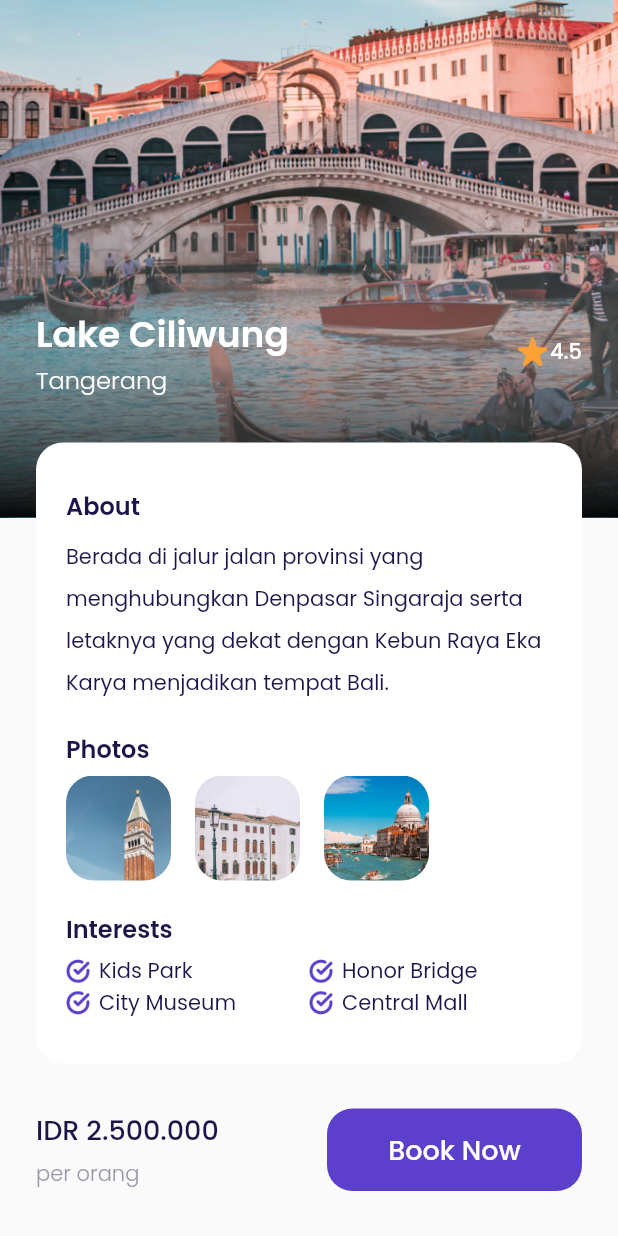
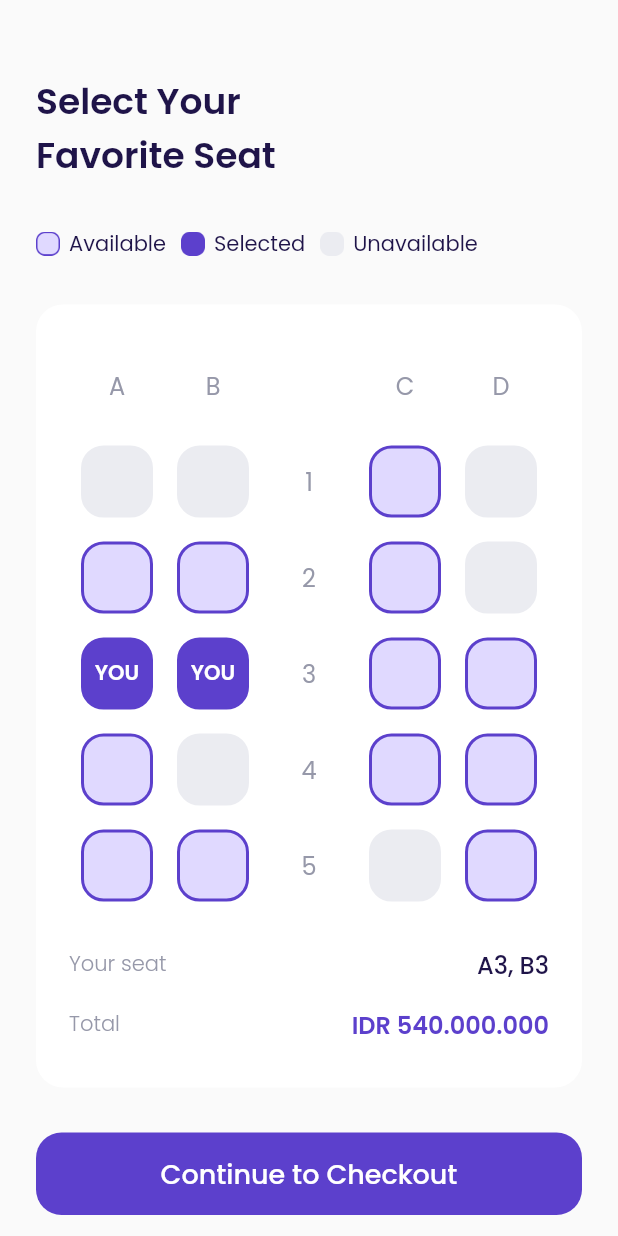
Before and after one commit to dwitio/bwa_airplane, a Flutter app: the DetailPage screen opened directly, scrolled down 105 dp, after a tap on "Book Now", on a phone screen of 412 x 824 dp. Run offline on Flutter 3.47's test engine with Material 2 defaults, Android fonts, the phone set to English and light mode, and no system bars; our stand-ins replace google_fonts.

Commit message:
slicing choose seat page

```diff
--- a/lib/shared/theme.dart
+++ b/lib/shared/theme.dart
@@ -13,6 +13,8 @@ Color kRedColor = Color(0xffEB70A5);
 Color kBackgroundColor = Color(0xffFAFAFA);
 Color kInactiveColor = Color(0xffDBD7EC);
 Color kTransparentColor = Colors.transparent;
+Color kAvailableColor = Color(0xffE0D9FF);
+Color kUnavailableColor = Color(0xffEBECF1);
 
 TextStyle blackTextStyle = GoogleFonts.poppins(
   color: kBlackColor,
--- /dev/null
+++ b/lib/ui/pages/choose_seat_page.dart
@@ -0,0 +1,370 @@
+import 'package:airplane/shared/theme.dart';
+import 'package:airplane/ui/widgets/custom_botton.dart';
+import 'package:airplane/ui/widgets/seat_item.dart';
+import 'package:flutter/material.dart';
+
+class ChooseSeatPage extends StatelessWidget {
+  const ChooseSeatPage({Key? key}) : super(key: key);
+
+  @override
+  Widget build(BuildContext context) {
+    Widget title() {
+      return Container(
+        margin: EdgeInsets.only(top: 50),
+        child: Text(
+          'Select Your\nFavorite Seat',
+          style: blackTextStyle.copyWith(
+            fontSize: 24,
+            fontWeight: semiBold,
+          ),
+        ),
+      );
+    }
+
+    Widget seatStatus() {
+      return Container(
+        margin: EdgeInsets.only(top: 30),
+        child: Row(
+          children: [
+            // NOTE: AVAILABLE
+            Container(
+              width: 16,
+              height: 16,
+              margin: EdgeInsets.only(right: 6),
+              decoration: BoxDecoration(
+                  image: DecorationImage(
+                      image: AssetImage('assets/icon_available.png'))),
+            ),
+            Text(
+              'Available',
+              style: blackTextStyle,
+            ),
+            // NOTE: SELECTED
+            Container(
+              width: 16,
+              height: 16,
+              margin: EdgeInsets.only(left: 10, right: 6),
+              decoration: BoxDecoration(
+                  image: DecorationImage(
+                      image: AssetImage('assets/icon_selected.png'))),
+            ),
+            Text(
+              'Selected',
+              style: blackTextStyle,
+            ),
+            // NOTE: UNAVAILABLE
+            Container(
+              width: 16,
+              height: 16,
+              margin: EdgeInsets.only(left: 10, right: 6),
+              decoration: BoxDecoration(
+                  image: DecorationImage(
+                      image: AssetImage('assets/icon_unavailable.png'))),
+            ),
+            Text(
+              'Unavailable',
+              style: blackTextStyle,
+            ),
+          ],
+        ),
+      );
+    }
+
+    Widget selectSeat() {
+      return Container(
+        width: double.infinity,
+        margin: EdgeInsets.only(top: 30),
+        padding: EdgeInsets.symmetric(
+          horizontal: 22,
+          vertical: 30,
+        ),
+        decoration: BoxDecoration(
+          borderRadius: BorderRadius.circular(18),
+          color: kWhiteColor,
+        ),
+        child: Column(
+          children: [
+            // NOTE: SEAT INDICATORS
+            Row(
+              mainAxisAlignment: MainAxisAlignment.spaceAround,
+              children: [
+                Container(
+                    width: 48,
+                    height: 48,
+                    child: Center(
+                      child: Text(
+                        'A',
+                        style: greyTextStyle.copyWith(fontSize: 16),
+                      ),
+                    )),
+                Container(
+                    width: 48,
+                    height: 48,
+                    child: Center(
+                      child: Text(
+                        'B',
+                        style: greyTextStyle.copyWith(fontSize: 16),
+                      ),
+                    )),
+                Container(
+                    width: 48,
+                    height: 48,
+                    child: Center(
+                      child: Text(
+                        '',
+                        style: greyTextStyle.copyWith(fontSize: 16),
+                      ),
+                    )),
+                Container(
+                    width: 48,
+                    height: 48,
+                    child: Center(
+                      child: Text(
+                        'C',
+                        style: greyTextStyle.copyWith(fontSize: 16),
+                      ),
+                    )),
+                Container(
+                    width: 48,
+                    height: 48,
+                    child: Center(
+                      child: Text(
+                        'D',
+                        style: greyTextStyle.copyWith(fontSize: 16),
+                      ),
+                    )),
+              ],
+            ),
+
+            // NOTE: SEAT 1
+            Container(
+              margin: EdgeInsets.only(top: 16),
+              child: Row(
+                mainAxisAlignment: MainAxisAlignment.spaceAround,
+                children: [
+                  SeatItem(
+                    status: 2,
+                  ),
+                  SeatItem(
+                    status: 2,
+                  ),
+                  Container(
+                    width: 48,
+                    height: 48,
+                    child: Center(
+                      child: Text(
+                        '1',
+                        style: greyTextStyle.copyWith(fontSize: 16),
+                      ),
+                    ),
+                  ),
+                  SeatItem(
+                    status: 0,
+                  ),
+                  SeatItem(
+                    status: 2,
+                  ),
+                ],
+              ),
+            ),
+
+            // NOTE: SEAT 2
+            Container(
+              margin: EdgeInsets.only(top: 16),
+              child: Row(
+                mainAxisAlignment: MainAxisAlignment.spaceAround,
+                children: [
+                  SeatItem(
+                    status: 0,
+                  ),
+                  SeatItem(
+                    status: 0,
+                  ),
+                  Container(
+                    width: 48,
+                    height: 48,
+                    child: Center(
+                      child: Text(
+                        '2',
+                        style: greyTextStyle.copyWith(fontSize: 16),
+                      ),
+                    ),
+                  ),
+                  SeatItem(
+                    status: 0,
+                  ),
+                  SeatItem(
+                    status: 2,
+                  ),
+                ],
+              ),
+            ),
+
+            // NOTE: SEAT 3
+            Container(
+              margin: EdgeInsets.only(top: 16),
+              child: Row(
+                mainAxisAlignment: MainAxisAlignment.spaceAround,
+                children: [
+                  SeatItem(
+                    status: 1,
+                  ),
+                  SeatItem(
+                    status: 1,
+                  ),
+                  Container(
+                    width: 48,
+                    height: 48,
+                    child: Center(
+                      child: Text(
+                        '3',
+                        style: greyTextStyle.copyWith(fontSize: 16),
+                      ),
+                    ),
+                  ),
+                  SeatItem(
+                    status: 0,
+                  ),
+                  SeatItem(
+                    status: 0,
+                  ),
+                ],
+              ),
+            ),
+
+            // NOTE: SEAT 4
+            Container(
+              margin: EdgeInsets.only(top: 16),
+              child: Row(
+                mainAxisAlignment: MainAxisAlignment.spaceAround,
+                children: [
+                  SeatItem(
+                    status: 0,
+                  ),
+                  SeatItem(
+                    status: 2,
+                  ),
+                  Container(
+                    width: 48,
+                    height: 48,
+                    child: Center(
+                      child: Text(
+                        '4',
+                        style: greyTextStyle.copyWith(fontSize: 16),
+                      ),
+                    ),
+                  ),
+                  SeatItem(
+                    status: 0,
+                  ),
+                  SeatItem(
+                    status: 0,
+                  ),
+                ],
+              ),
+            ),
+
+            // NOTE: SEAT 5
+            Container(
+              margin: EdgeInsets.only(top: 16),
+              child: Row(
+                mainAxisAlignment: MainAxisAlignment.spaceAround,
+                children: [
+                  SeatItem(
+                    status: 0,
+                  ),
+                  SeatItem(
+                    status: 0,
+                  ),
+                  Container(
+                    width: 48,
+                    height: 48,
+                    child: Center(
+                      child: Text(
+                        '5',
+                        style: greyTextStyle.copyWith(fontSize: 16),
+                      ),
+                    ),
+                  ),
+                  SeatItem(
+                    status: 2,
+                  ),
+                  SeatItem(
+                    status: 0,
+                  ),
+                ],
+              ),
+            ),
+
+            // NOTE: YOUR SEAT
+            Container(
+              margin: EdgeInsets.only(top: 30),
+              child: Row(
+                mainAxisAlignment: MainAxisAlignment.spaceBetween,
+                children: [
+                  Text(
+                    'Your seat',
+                    style: greyTextStyle.copyWith(
+                      fontWeight: light,
+                    ),
+                  ),
+                  Text(
+                    'A3, B3',
+                    style: blackTextStyle.copyWith(
+                        fontSize: 16, fontWeight: medium),
+                  )
+                ],
+              ),
+            ),
+
+            // NOTE: TOTAL
+            Container(
+              margin: EdgeInsets.only(top: 16),
+              child: Row(
+                mainAxisAlignment: MainAxisAlignment.spaceBetween,
+                children: [
+                  Text(
+                    'Total',
+                    style: greyTextStyle.copyWith(
+                      fontWeight: light,
+                    ),
+                  ),
+                  Text(
+                    'IDR 540.000.000',
+                    style: purpleTextStyle.copyWith(
+                      fontSize: 16,
+                      fontWeight: semiBold,
+                    ),
+                  )
+                ],
+              ),
+            ),
+          ],
+        ),
+      );
+    }
+
+    Widget checkoutButton() {
+      return CustomButton(
+        title: 'Continue to Checkout',
+        onPressed: () {},
+        margin: EdgeInsets.only(top: 30, bottom: 46),
+      );
+    }
+
+    return Scaffold(
+      backgroundColor: kBackgroundColor,
+      body: ListView(
+        padding: EdgeInsets.symmetric(
+          horizontal: 24,
+        ),
+        children: [
+          title(),
+          seatStatus(),
+          selectSeat(),
+          checkoutButton(),
+        ],
+      ),
+    );
+  }
+}
--- a/lib/ui/pages/detail_page.dart
+++ b/lib/ui/pages/detail_page.dart
@@ -1,4 +1,5 @@
 import 'package:airplane/shared/theme.dart';
+import 'package:airplane/ui/pages/choose_seat_page.dart';
 import 'package:airplane/ui/widgets/custom_botton.dart';
 import 'package:airplane/ui/widgets/interest_item.dart';
 import 'package:airplane/ui/widgets/photo_item.dart';
@@ -31,9 +32,9 @@ class DetailPage extends StatelessWidget {
                 begin: Alignment.topCenter,
                 end: Alignment.bottomCenter,
                 colors: [
-              kWhiteColor.withOpacity(0),
-              Colors.black.withOpacity(0.95),
-            ])),
+                  kWhiteColor.withOpacity(0),
+                  Colors.black.withOpacity(0.95),
+                ])),
       );
     }
 
@@ -235,7 +236,10 @@ class DetailPage extends StatelessWidget {
                   // NOTE: BOOK BUTTON
                   CustomButton(
                     title: 'Book Now',
-                    onPressed: () {},
+                    onPressed: () {
+                      Navigator.push(context, MaterialPageRoute(
+                          builder: (context) => ChooseSeatPage()));
+                    },
                     width: 170,
                   )
                 ],
--- /dev/null
+++ b/lib/ui/widgets/seat_item.dart
@@ -0,0 +1,73 @@
+import 'package:flutter/material.dart';
+import '../../shared/theme.dart';
+
+class SeatItem extends StatelessWidget {
+  // NOTE: 0. Available 1. Selected 2. Unavailable
+
+  final int status;
+
+  const SeatItem({Key? key, required this.status}) : super(key: key);
+
+  @override
+  Widget build(BuildContext context) {
+    backgroundColor(){
+      switch (status) {
+        case 0:
+          return kAvailableColor;
+        case 1:
+          return kPrimaryColor;
+        case 2:
+          return kUnavailableColor;
+        default:
+          return kUnavailableColor;
+      }
+    }
+
+    borderColor(){
+      switch (status) {
+        case 0:
+          return kPrimaryColor;
+        case 1:
+          return kPrimaryColor;
+        case 2:
+          return kUnavailableColor;
+        default:
+          return kUnavailableColor;
+      }
+    }
+
+    child(){
+      switch (status) {
+        case 0:
+          return SizedBox();
+        case 1:
+          return Center(
+            child: Text(
+              'YOU',
+              style: whiteTextStyle.copyWith(
+                fontWeight: semiBold,
+              ),
+            ),
+          );
+        case 2:
+          return SizedBox();
+        default:
+          return SizedBox();
+      }
+    }
+
+    return Container(
+      width: 48,
+      height: 48,
+      decoration: BoxDecoration(
+        color: backgroundColor(),
+        borderRadius: BorderRadius.circular(15),
+        border: Border.all(
+          color: borderColor(),
+          width: 2,
+        )
+      ),
+      child: child(),
+    );
+  }
+}
```
Also changed, not shown: pubspec.lock.
